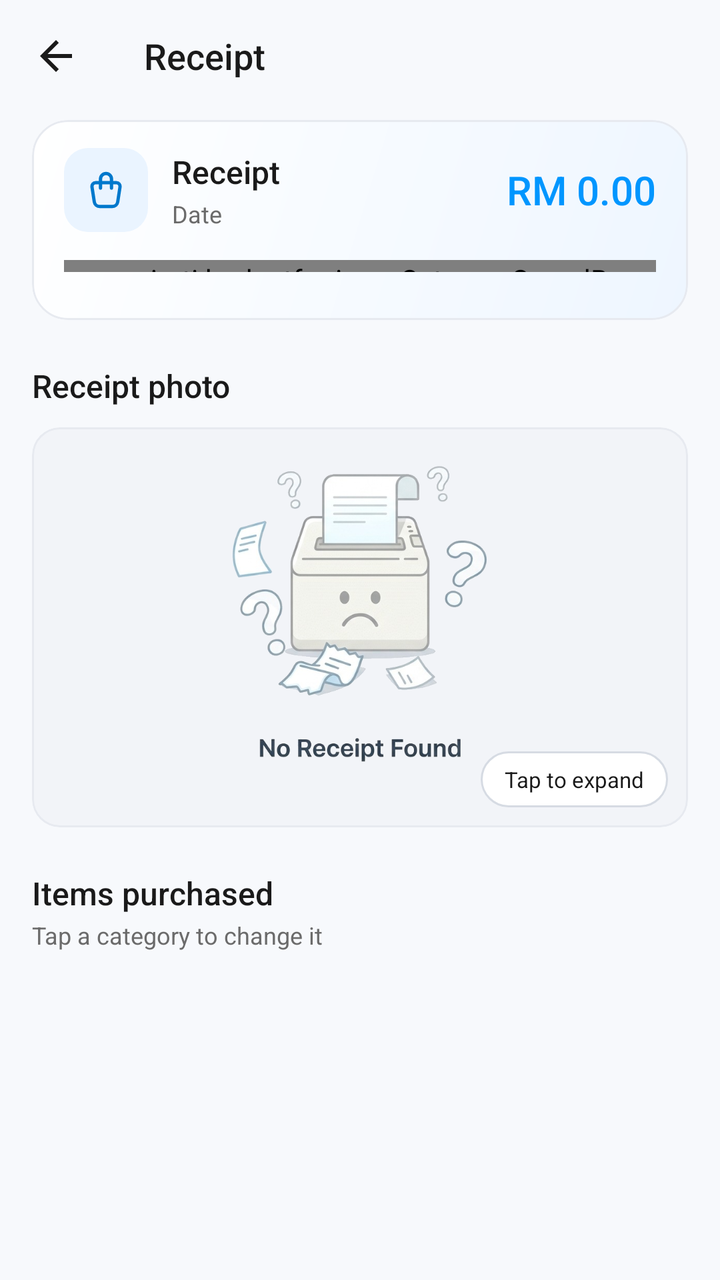
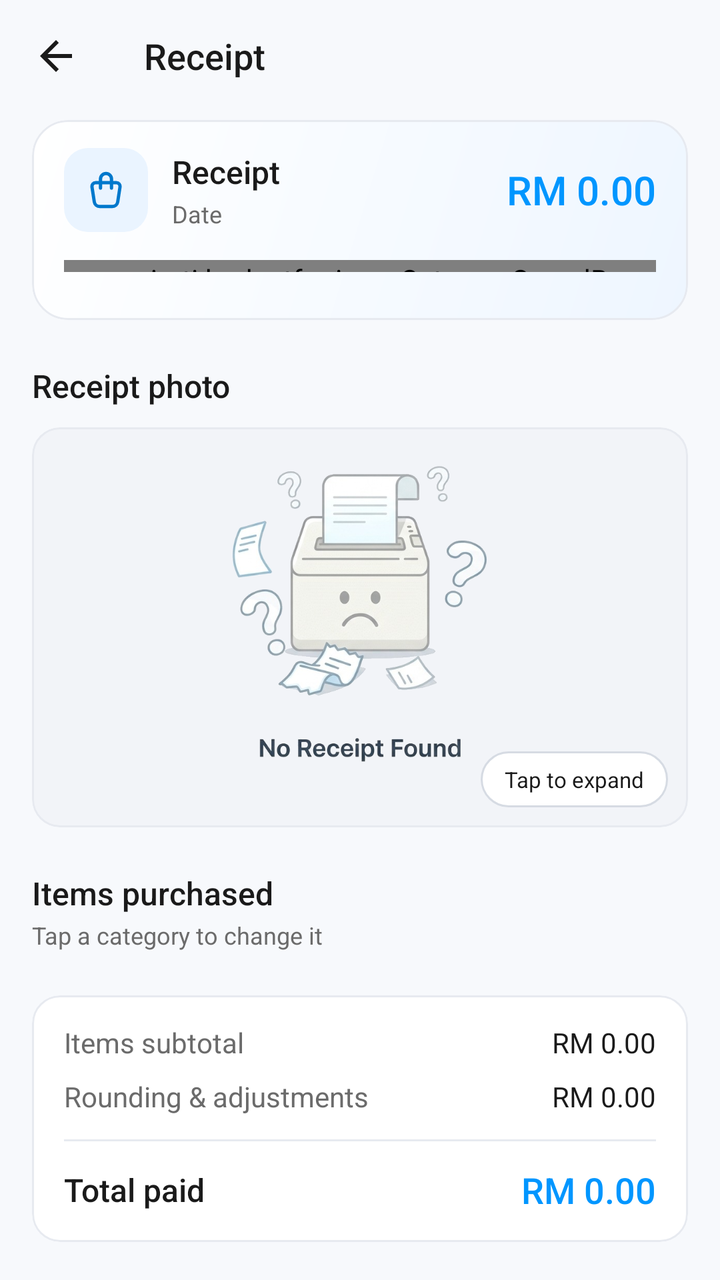

Screens rendered from an Android XML layout before and after an edit, with the pre-edit source and the edit as a unified diff.
<!-- AndroidManifest.xml: application theme Theme.BudgetFY -->
<!-- res/layout/activity_receipt_detail.xml -->
<?xml version="1.0" encoding="utf-8"?>
<androidx.coordinatorlayout.widget.CoordinatorLayout
    xmlns:android="http://schemas.android.com/apk/res/android"
    xmlns:app="http://schemas.android.com/apk/res-auto"
    android:layout_width="match_parent"
    android:layout_height="match_parent"
    android:background="@color/page_bg">

    <LinearLayout
        android:layout_width="match_parent"
        android:layout_height="match_parent"
        android:orientation="vertical">

        <androidx.appcompat.widget.Toolbar
            android:id="@+id/detailToolbar"
            android:layout_width="match_parent"
            android:layout_height="?attr/actionBarSize"
            android:background="@color/page_bg"
            android:theme="@style/ThemeOverlay.App.Toolbar"
            app:navigationIcon="?attr/homeAsUpIndicator"
            app:title="Receipt"
            app:titleTextColor="@color/text_primary" />

        <androidx.core.widget.NestedScrollView
            android:layout_width="match_parent"
            android:layout_height="match_parent"
            android:clipToPadding="false"
            android:paddingBottom="28dp">

            <LinearLayout
                android:layout_width="match_parent"
                android:layout_height="wrap_content"
                android:orientation="vertical"
                android:paddingHorizontal="16dp">

                
                <com.google.android.material.card.MaterialCardView
                    android:layout_width="match_parent"
                    android:layout_height="wrap_content"
                    android:layout_marginTop="4dp"
                    app:cardCornerRadius="18dp">

                    <LinearLayout
                        android:layout_width="match_parent"
                        android:layout_height="wrap_content"
                        android:background="@drawable/bg_total_summary"
                        android:orientation="vertical"
                        android:paddingHorizontal="16dp"
                        android:paddingVertical="14dp">

                        
                        <LinearLayout
                            android:layout_width="match_parent"
                            android:layout_height="wrap_content"
                            android:gravity="center_vertical"
                            android:orientation="horizontal">

                            <ImageView
                                android:layout_width="42dp"
                                android:layout_height="42dp"
                                android:background="@drawable/bg_icon_tile"
                                android:contentDescription="@null"
                                android:padding="10dp"
                                android:src="@drawable/ic_shopping_bag" />

                            <LinearLayout
                                android:layout_width="0dp"
                                android:layout_height="wrap_content"
                                android:layout_marginStart="12dp"
                                android:layout_weight="1"
                                android:orientation="vertical">

                                <TextView
                                    android:id="@+id/detailStoreNameTextView"
                                    android:layout_width="match_parent"
                                    android:layout_height="wrap_content"
                                    android:ellipsize="end"
                                    android:fontFamily="sans-serif-medium"
                                    android:maxLines="1"
                                    android:text="Receipt"
                                    android:textColor="@color/text_primary"
                                    android:textSize="16sp" />

                                
                                <TextView
                                    android:id="@+id/detailDateTextView"
                                    android:layout_width="wrap_content"
                                    android:layout_height="wrap_content"
                                    android:layout_marginTop="2dp"
                                    android:text="Date"
                                    android:textColor="@color/text_secondary"
                                    android:textSize="12sp" />
                            </LinearLayout>

                            <TextView
                                android:id="@+id/detailTotalTextView"
                                android:layout_width="wrap_content"
                                android:layout_height="wrap_content"
                                android:layout_marginStart="10dp"
                                android:fontFamily="sans-serif-medium"
                                android:text="RM 0.00"
                                android:textColor="@color/brand_blue"
                                android:textSize="20sp" />
                        </LinearLayout>

                        
                        <com.jmti.budgetfy.views.CategorySpendBar
                            android:id="@+id/detailSpendBar"
                            android:layout_width="match_parent"
                            android:layout_height="6dp"
                            android:layout_marginTop="14dp" />

                        
                        <com.google.android.material.chip.ChipGroup
                            android:id="@+id/detailCategoryChips"
                            android:layout_width="match_parent"
                            android:layout_height="wrap_content"
                            android:layout_marginTop="10dp"
                            app:chipSpacingHorizontal="6dp"
                            app:chipSpacingVertical="6dp" />
                    </LinearLayout>
                </com.google.android.material.card.MaterialCardView>

                
                <TextView
                    android:layout_width="wrap_content"
                    android:layout_height="wrap_content"
                    android:layout_marginTop="22dp"
                    android:layout_marginBottom="10dp"
                    android:text="Receipt photo"
                    android:textAppearance="@style/TextAppearance.App.Title" />

                <com.google.android.material.card.MaterialCardView
                    android:id="@+id/receiptImageCard"
                    android:layout_width="match_parent"
                    android:layout_height="wrap_content"
                    android:clickable="true"
                    android:focusable="true">

                    <FrameLayout
                        android:layout_width="match_parent"
                        android:layout_height="wrap_content"
                        android:background="@color/surface_muted">

                        <ImageView
                            android:id="@+id/receiptImageDetail"
                            android:layout_width="match_parent"
                            android:layout_height="200dp"
                            android:contentDescription="Receipt image"
                            android:scaleType="centerCrop"
                            android:src="@drawable/receipt_placeholder" />

                        <TextView
                            android:id="@+id/imageExpandHint"
                            android:layout_width="wrap_content"
                            android:layout_height="28dp"
                            android:layout_gravity="bottom|end"
                            android:layout_margin="10dp"
                            android:background="@drawable/bg_pill"
                            android:gravity="center"
                            android:paddingHorizontal="12dp"
                            android:text="Tap to expand"
                            android:textColor="@color/text_primary"
                            android:textSize="11sp" />
                    </FrameLayout>
                </com.google.android.material.card.MaterialCardView>

                
                <TextView
                    android:layout_width="wrap_content"
                    android:layout_height="wrap_content"
                    android:layout_marginTop="22dp"
                    android:text="Items purchased"
                    android:textAppearance="@style/TextAppearance.App.Title" />

                <TextView
                    android:layout_width="wrap_content"
                    android:layout_height="wrap_content"
                    android:layout_marginTop="2dp"
                    android:layout_marginBottom="10dp"
                    android:text="Tap a category to change it"
                    android:textAppearance="@style/TextAppearance.App.Caption" />

                <com.google.android.material.card.MaterialCardView
                    android:layout_width="match_parent"
                    android:layout_height="wrap_content">

                    <androidx.recyclerview.widget.RecyclerView
                        android:id="@+id/detailItemsRecyclerView"
                        android:layout_width="match_parent"
                        android:layout_height="wrap_content"
                        android:nestedScrollingEnabled="false" />
                </com.google.android.material.card.MaterialCardView>

            </LinearLayout>
        </androidx.core.widget.NestedScrollView>
    </LinearLayout>

</androidx.coordinatorlayout.widget.CoordinatorLayout>
<!-- resources referenced by this layout -->
<resources>
  <color name="brand_blue">#0096FF</color>
  <color name="page_bg">#F7F9FC</color>
  <color name="surface_muted">#F2F4F8</color>
  <color name="text_primary">#1A1A1A</color>
  <color name="text_secondary">#6B6B6B</color>
  <!-- drawable bg_icon_tile (drawable) -->
  <?xml version="1.0" encoding="utf-8"?>
  <shape xmlns:android="http://schemas.android.com/apk/res/android" android:shape="rectangle">
      <solid android:color="@color/accent_soft" />
      <corners android:radius="12dp" />
  </shape>
  <style name="TextAppearance.App.Caption" parent="">
          <item name="android:textSize">12sp</item>
          <item name="android:textColor">@color/text_secondary</item>
      </style>
  <style name="TextAppearance.App.Title" parent="">
          <item name="android:textSize">16sp</item>
          <item name="android:fontFamily">sans-serif-medium</item>
          <item name="android:textColor">@color/text_primary</item>
      </style>
  <style name="ThemeOverlay.App.Toolbar" parent="ThemeOverlay.AppCompat.Light">
          <item name="colorControlNormal">@color/text_primary</item>
          <item name="android:textColorPrimary">@color/text_primary</item>
      </style>
  <color name="accent_soft">#EAF4FF</color>
  <color name="card_bg">#FFFFFF</color>
  <color name="stroke_strong">#D6DBE3</color>
  <color name="accent_text">#0078CC</color>
  <color name="brand_blue_dark">#0078CC</color>
  <color name="white">#FFFFFFFF</color>
  <style name="ShapeAppearance.App.Small" parent="ShapeAppearance.MaterialComponents.SmallComponent">
          <item name="cornerFamily">rounded</item>
          <item name="cornerSize">12dp</item>
      </style>
  <style name="ShapeAppearance.App.Medium" parent="ShapeAppearance.MaterialComponents.MediumComponent">
          <item name="cornerFamily">rounded</item>
          <item name="cornerSize">14dp</item>
      </style>
  <style name="Widget.App.Toolbar" parent="Widget.AppCompat.Toolbar">
          <item name="android:background">@color/page_bg</item>
          <item name="titleTextAppearance">@style/TextAppearance.App.ToolbarTitle</item>
          <item name="titleTextColor">@color/text_primary</item>
      </style>
  <style name="Widget.App.AutoComplete" parent="Widget.AppCompat.AutoCompleteTextView">
          <item name="android:popupBackground">@drawable/bg_popup</item>
          <item name="android:dropDownVerticalOffset">6dp</item>
      </style>
  <color name="stroke">#E7EAF0</color>
  <style name="TextAppearance.App.ToolbarTitle" parent="TextAppearance.Widget.AppCompat.Toolbar.Title">
          <item name="android:textSize">18sp</item>
          <item name="android:fontFamily">sans-serif-medium</item>
          <item name="android:textColor">@color/text_primary</item>
      </style>
  <color name="progress_track">#E9EDF2</color>
  <style name="ShapeAppearance.App.Dialog" parent="ShapeAppearance.MaterialComponents.MediumComponent">
          <item name="cornerFamily">rounded</item>
          <item name="cornerSize">20dp</item>
      </style>
  <style name="MaterialAlertDialog.App.Title" parent="MaterialAlertDialog.MaterialComponents.Title.Text">
          <item name="android:textSize">18sp</item>
          <item name="android:fontFamily">sans-serif-medium</item>
          <item name="android:textColor">@color/text_primary</item>
      </style>
  <style name="MaterialAlertDialog.App.Body" parent="MaterialAlertDialog.MaterialComponents.Body.Text">
          <item name="android:textSize">14sp</item>
          <item name="android:textColor">@color/text_secondary</item>
          <item name="android:lineSpacingExtra">2dp</item>
      </style>
  <style name="Widget.App.DialogButton.Cancel">
          <item name="android:textColor">@color/text_secondary</item>
      </style>
  <style name="Widget.App.DialogButton.Danger">
          <item name="android:textColor">@color/danger_red</item>
      </style>
  <color name="danger_red">#F44336</color>
  <!-- unchanged entries left out for length: 13 -->
</resources>

<!-- the commit's change to res/layout/activity_receipt_detail.xml (unified diff, before → after) -->
@@ -192,8 +192,112 @@
                         android:nestedScrollingEnabled="false" />
                 </com.google.android.material.card.MaterialCardView>
 
+                
+                <com.google.android.material.card.MaterialCardView
+                    android:layout_width="match_parent"
+                    android:layout_height="wrap_content"
+                    android:layout_marginTop="12dp">
+
+                    <include layout="@layout/view_receipt_totals" />
+                </com.google.android.material.card.MaterialCardView>
+
             </LinearLayout>
         </androidx.core.widget.NestedScrollView>
     </LinearLayout>
 
 </androidx.coordinatorlayout.widget.CoordinatorLayout>
+<!-- res/layout/view_receipt_totals.xml (included above) -->
+<?xml version="1.0" encoding="utf-8"?>
+<LinearLayout xmlns:android="http://schemas.android.com/apk/res/android"
+    android:id="@+id/receiptTotals"
+    android:layout_width="match_parent"
+    android:layout_height="wrap_content"
+    android:orientation="vertical"
+    android:paddingHorizontal="16dp"
+    android:paddingVertical="14dp">
+
+    <LinearLayout
+        android:layout_width="match_parent"
+        android:layout_height="wrap_content"
+        android:orientation="horizontal">
+
+        <TextView
+            android:id="@+id/totalsSubtotalLabel"
+            android:layout_width="0dp"
+            android:layout_height="wrap_content"
+            android:layout_weight="1"
+            android:text="Items subtotal"
+            android:textColor="@color/text_secondary"
+            android:textSize="14sp" />
+
+        <TextView
+            android:id="@+id/totalsSubtotal"
+            android:layout_width="wrap_content"
+            android:layout_height="wrap_content"
+            android:text="RM 0.00"
+            android:textColor="@color/text_primary"
+            android:textSize="14sp" />
+    </LinearLayout>
+
+    
+    <LinearLayout
+        android:id="@+id/totalsChargesContainer"
+        android:layout_width="match_parent"
+        android:layout_height="wrap_content"
+        android:orientation="vertical" />
+
+    <LinearLayout
+        android:layout_width="match_parent"
+        android:layout_height="wrap_content"
+        android:layout_marginTop="8dp"
+        android:orientation="horizontal">
+
+        <TextView
+            android:layout_width="0dp"
+            android:layout_height="wrap_content"
+            android:layout_weight="1"
+            android:text="Rounding &amp; adjustments"
+            android:textColor="@color/text_secondary"
+            android:textSize="14sp" />
+
+        <TextView
+            android:id="@+id/totalsRounding"
+            android:layout_width="wrap_content"
+            android:layout_height="wrap_content"
+            android:text="RM 0.00"
+            android:textColor="@color/text_primary"
+            android:textSize="14sp" />
+    </LinearLayout>
+
+    <View
+        android:layout_width="match_parent"
+        android:layout_height="1dp"
+        android:layout_marginTop="12dp"
+        android:background="@color/stroke" />
+
+    <LinearLayout
+        android:layout_width="match_parent"
+        android:layout_height="wrap_content"
+        android:layout_marginTop="12dp"
+        android:gravity="center_vertical"
+        android:orientation="horizontal">
+
+        <TextView
+            android:layout_width="0dp"
+            android:layout_height="wrap_content"
+            android:layout_weight="1"
+            android:fontFamily="sans-serif-medium"
+            android:text="Total paid"
+            android:textColor="@color/text_primary"
+            android:textSize="16sp" />
+
+        <TextView
+            android:id="@+id/totalsTotal"
+            android:layout_width="wrap_content"
+            android:layout_height="wrap_content"
+            android:fontFamily="sans-serif-medium"
+            android:text="RM 0.00"
+            android:textColor="@color/brand_blue"
+            android:textSize="18sp" />
+    </LinearLayout>
+</LinearLayout>
